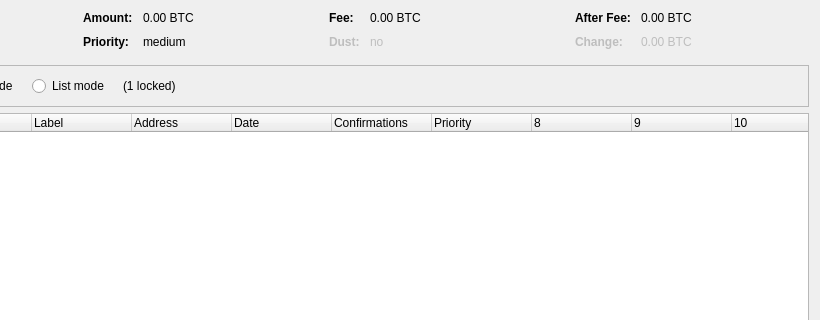
Old version of the form src/qt/forms/coincontroldialog.ui in the repository dogecoin/dogecoin; both pictures show x 180 to 1000 and y 0 to 320 of the 1000 by 500 pixel window.
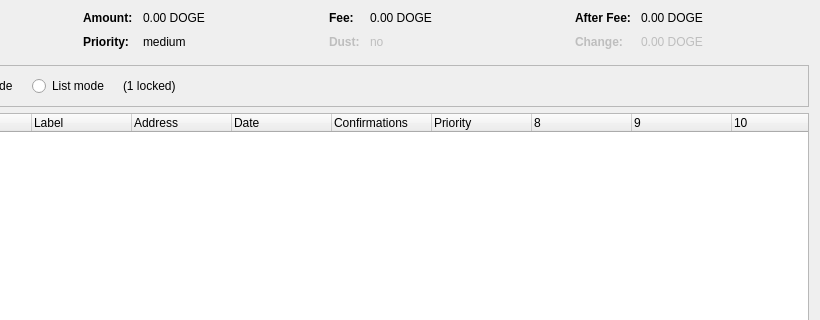
New version of the form. Custom widgets are drawn as their Qt base class.

Commit message: Translate BTC to DOGE in now non-translatable labels

The edit to the form file:
```diff
--- a/src/qt/forms/coincontroldialog.ui
+++ b/src/qt/forms/coincontroldialog.ui
@@ -132,7 +132,7 @@
           <enum>Qt::ActionsContextMenu</enum>
          </property>
          <property name="text">
-          <string notr="true">0.00 BTC</string>
+          <string notr="true">0.00 DOGE</string>
          </property>
          <property name="textInteractionFlags">
           <set>Qt::LinksAccessibleByMouse|Qt::TextSelectableByKeyboard|Qt::TextSelectableByMouse</set>
@@ -206,7 +206,7 @@
           <enum>Qt::ActionsContextMenu</enum>
          </property>
          <property name="text">
-          <string notr="true">0.00 BTC</string>
+          <string notr="true">0.00 DOGE</string>
          </property>
          <property name="textInteractionFlags">
           <set>Qt::LinksAccessibleByMouse|Qt::TextSelectableByKeyboard|Qt::TextSelectableByMouse</set>
@@ -286,7 +286,7 @@
           <enum>Qt::ActionsContextMenu</enum>
          </property>
          <property name="text">
-          <string notr="true">0.00 BTC</string>
+          <string notr="true">0.00 DOGE</string>
          </property>
          <property name="textInteractionFlags">
           <set>Qt::LinksAccessibleByMouse|Qt::TextSelectableByKeyboard|Qt::TextSelectableByMouse</set>
@@ -321,7 +321,7 @@
           <enum>Qt::ActionsContextMenu</enum>
          </property>
          <property name="text">
-          <string notr="true">0.00 BTC</string>
+          <string notr="true">0.00 DOGE</string>
          </property>
          <property name="textInteractionFlags">
           <set>Qt::LinksAccessibleByMouse|Qt::TextSelectableByKeyboard|Qt::TextSelectableByMouse</set>
```
The commit also changes 2 other files.
